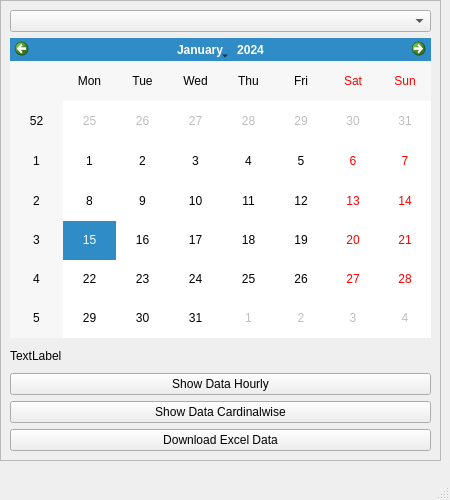
Above: qt/Show_Calendar.ui from EdgeOfAI/vehicle_counter_pyqt_app before the change. Below: the same form after it.
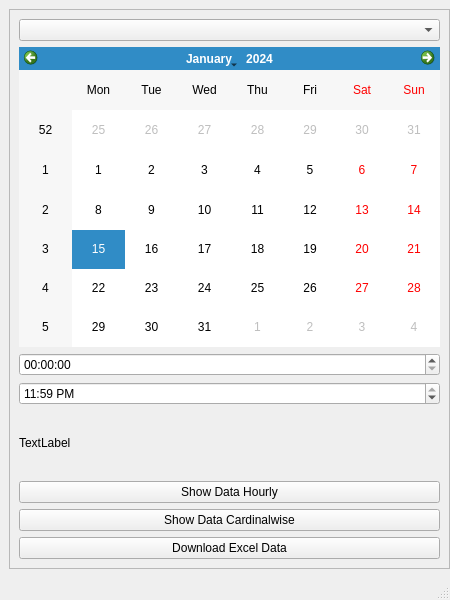
That is the form after the change.

What changed in the file:
```diff
--- a/qt/Show_Calendar.ui
+++ b/qt/Show_Calendar.ui
@@ -7,7 +7,7 @@
     <x>0</x>
     <y>0</y>
     <width>450</width>
-    <height>500</height>
+    <height>600</height>
    </rect>
   </property>
   <property name="minimumSize">
@@ -19,7 +19,7 @@
   <property name="maximumSize">
    <size>
     <width>450</width>
-    <height>500</height>
+    <height>600</height>
    </size>
   </property>
   <property name="windowTitle">
@@ -35,18 +35,12 @@
    <property name="maximumSize">
     <size>
      <width>450</width>
-     <height>500</height>
+     <height>600</height>
     </size>
    </property>
+   <layout class="QHBoxLayout" name="horizontalLayout">
+    <item>
    <widget class="QFrame" name="frame">
-    <property name="geometry">
-     <rect>
-      <x>0</x>
-      <y>0</y>
-      <width>441</width>
-      <height>461</height>
-     </rect>
-    </property>
     <property name="minimumSize">
      <size>
       <width>441</width>
@@ -56,7 +50,7 @@
     <property name="maximumSize">
      <size>
       <width>441</width>
-      <height>500</height>
+        <height>600</height>
      </size>
     </property>
     <property name="frameShape">
@@ -79,6 +73,29 @@
        </property>
       </widget>
      </item>
+       <item>
+        <widget class="QTimeEdit" name="timeEdit"/>
+       </item>
+       <item>
+        <widget class="QTimeEdit" name="timeEdit_2">
+         <property name="currentSection">
+          <enum>QDateTimeEdit::HourSection</enum>
+         </property>
+         <property name="displayFormat">
+          <string>h:mm AP</string>
+         </property>
+         <property name="calendarPopup">
+          <bool>false</bool>
+         </property>
+         <property name="time">
+          <time>
+           <hour>23</hour>
+           <minute>59</minute>
+           <second>59</second>
+          </time>
+         </property>
+        </widget>
+       </item>
      <item>
       <widget class="QLabel" name="label">
        <property name="text">
@@ -117,6 +134,8 @@
      </item>
     </layout>
    </widget>
+    </item>
+   </layout>
   </widget>
   <widget class="QMenuBar" name="menubar">
    <property name="geometry">
```
Lines whose indentation alone changed are shown as unchanged.
